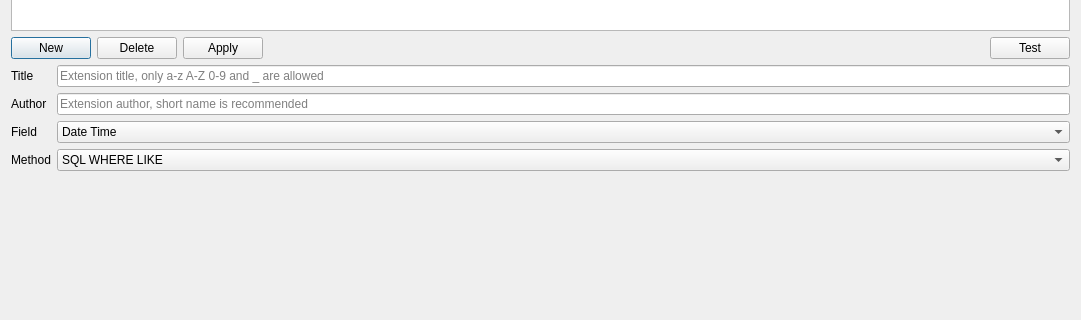
Above: extensiondialog.ui from missdeer/cjlv before the change; both pictures show x 0 to 1081 and y 172 to 492 of the 1081 by 674 pixel window. Below: the same form after it.
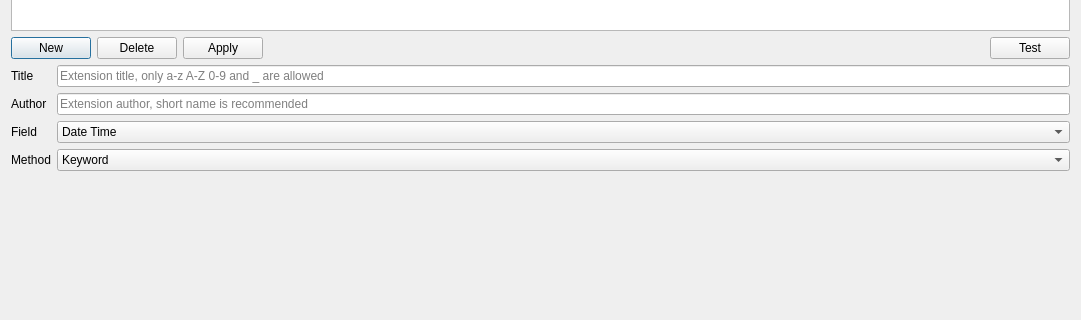
That is the form after the change.

Commit message: (*)extension dialog WIP

Diff of the .ui file:
```diff
--- a/extensiondialog.ui
+++ b/extensiondialog.ui
@@ -163,7 +163,7 @@
       <widget class="QComboBox" name="cbMethod">
        <item>
         <property name="text">
-         <string>SQL WHERE LIKE</string>
+         <string>Keyword</string>
         </property>
        </item>
        <item>
```
The commit also changes 2 other files.
